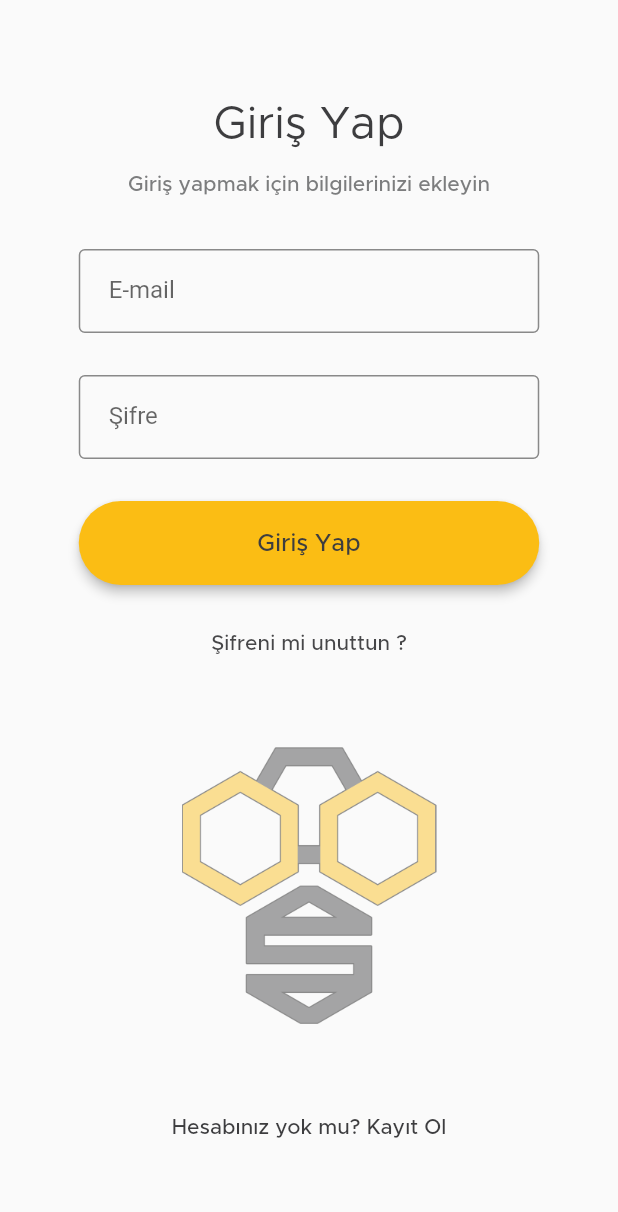
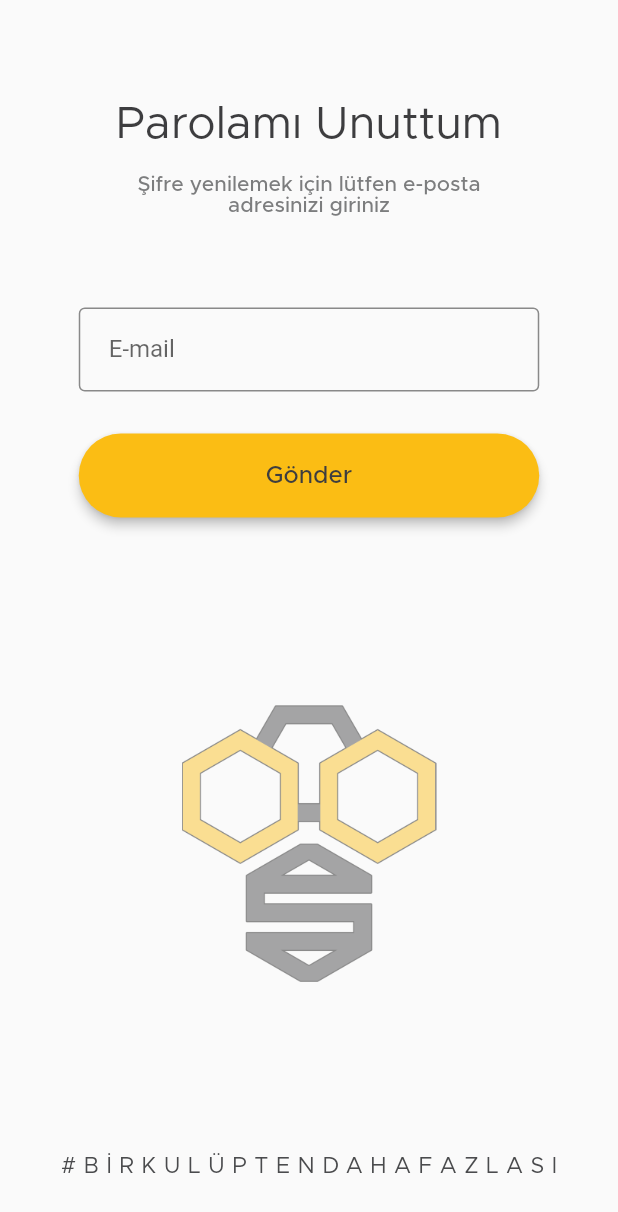
Before and after one commit to kadironer/FUTAG-Mobil-Uygulama, a Flutter app: the mainLoginScreen screen opened directly, after a tap on "Şifreni mi unuttun ?", on a phone screen of 412 x 824 dp. Shown: the top 1212 px of the screen. Run offline on Flutter 3.47's test engine with Material 2 defaults, Android fonts, the light colour scheme and no system bars.

Commit message:
Forgot Password yapıldı

```diff
--- /dev/null
+++ b/lib/forgotPasswordPage.dart
@@ -0,0 +1,132 @@
+import 'package:flutter/material.dart';
+
+class forgotPasswordPage extends StatefulWidget {
+  const forgotPasswordPage({Key? key}) : super(key: key);
+
+  @override
+  State<forgotPasswordPage> createState() => _forgotPasswordPageState();
+}
+
+class _forgotPasswordPageState extends State<forgotPasswordPage> {
+  @override
+  Widget build(BuildContext context) {
+    return Scaffold(
+      body: SingleChildScrollView(
+        child: Column(
+          children: [
+            Center(
+              child: Container(
+                child: Padding(
+                  padding: EdgeInsets.only(top: 68.0,bottom: 18.0),
+                  child: Text("Parolamı Unuttum",
+                    style: TextStyle(
+                      fontSize: 30,
+                      fontFamily: "Metropolis",
+                      color: Color(0xFF3D3D3F)
+                    ),
+                  ),
+                ),
+              ),
+            ),
+            Container(
+              child: Text("Şifre yenilemek için lütfen e-posta \nadresinizi giriniz",
+                textAlign: TextAlign.center,
+                style: TextStyle(
+                  color: Color(0xFF7C7D7E),
+                  fontFamily: "Metropolis",
+                  fontWeight: FontWeight.w500,
+                  fontSize: 14,
+                ),
+              ),
+            ),
+
+
+            Padding(
+              padding: EdgeInsets.only(top: 61.0),
+              child: SizedBox(
+                width: 307,
+                height: 56,
+                child: TextField(
+                  style: TextStyle(
+                    fontSize: 16,
+                  ),
+                  keyboardType: TextInputType.emailAddress,
+                  decoration: InputDecoration(
+                    contentPadding: EdgeInsets.all(20.0),
+                    hintText: "E-mail",
+                    fillColor: Color(0xFFF2F2F2),
+                    enabledBorder: OutlineInputBorder(
+                      borderSide: BorderSide(
+                        width: 1.0,
+                        color: Color(0xFF898989),
+                      ),
+                    ),
+                    focusedBorder: OutlineInputBorder(
+                        borderRadius: BorderRadius.all(Radius.circular(28.0)),
+                        borderSide: BorderSide(
+                          width: 1.0,
+                          color: Color(0xFF898989),
+                        )
+                    ),
+                  ),
+                ),
+              ),
+            ),
+
+
+            Padding(
+              padding:  EdgeInsets.only(top: 28.0),
+              child: Container(
+                width: 307,
+                height: 56,
+                child: ElevatedButton(
+                  style: ElevatedButton.styleFrom(
+                    shadowColor: Colors.black,
+                    elevation: 3,
+                    primary: Color(0xFFFBBD14),
+                    shape: RoundedRectangleBorder(
+                      borderRadius: BorderRadius.all(Radius.circular(28.0)),
+                    ),
+                  ),
+                  child: Text("Gönder",
+                    style:TextStyle(
+                      color: Color(0xFF3D3D3F),
+                      fontSize: 16,
+                      fontFamily: "Metropolis",
+                    ),
+                  ),
+                  onPressed: (){
+                  },
+                ),
+              ),
+            ),
+
+
+            Padding(
+              padding:  EdgeInsets.only(top: 125.0,bottom: 115.0),
+              child: Container(
+                width:170,
+                child: Image.asset("images/bottomTransLogo.png"),
+              ),
+            ),
+
+
+            Container(
+              child: Text("#BİRKULÜPTENDAHAFAZLASI",
+                style: TextStyle(
+                  fontSize: 15,
+                  color: Color(0xFF4A4B4D),
+                  fontFamily: "Metropolis",
+                  letterSpacing: 5.0,
+                ),
+              ),
+            ),
+
+
+
+          ],
+        ),
+      ),
+    );
+  }
+}
--- a/lib/loginScreen.dart
+++ b/lib/loginScreen.dart
@@ -1,5 +1,6 @@
 import 'package:flutter/material.dart';
 import 'package:futag/mainLoginScreen.dart';
+import 'package:futag/registerPage.dart';
 
 class loginScreen extends StatefulWidget {
   const loginScreen({Key? key}) : super(key: key);
@@ -41,8 +42,8 @@ class _loginScreenState extends State<loginScreen> {
                 padding:  EdgeInsets.only(top: 27.0,left:10.0,right: 10.0,bottom: 41.0),
                 child: Container(
                   child: Text("“Başarı, zaman içerisinde çok çalışmaya ve tutkuya "
-                      "bağlıdır. Eğer gerçekten çalışırsanız, uzun bir süre "
-                      "boyunca gerçekten çok çalışırsanız, karşılığını "
+                      "bağlıdır. Eğer gerçekten çalışırsanız, uzun bir süre \n"
+                      "boyunca gerçekten çok çalışırsanız, karşılığını\n"
                       "alacaksınız.” ",
                     textAlign: TextAlign.center,
                     style: TextStyle(
@@ -79,7 +80,7 @@ class _loginScreenState extends State<loginScreen> {
                     ),
                     ),
                     onPressed: (){
-                      Navigator.pushReplacement(context, MaterialPageRoute(builder: (context) => mainLoginScreen()));
+                      Navigator.push(context, MaterialPageRoute(builder: (context) => mainLoginScreen()));
                     },
                   ),
                 ),
@@ -114,7 +115,7 @@ class _loginScreenState extends State<loginScreen> {
                       ),
                     ),
                     onPressed: (){
-
+                      Navigator.push(context, MaterialPageRoute(builder: (context) => registerPage()));
                     },
                   ),
                 ),
--- a/lib/main.dart
+++ b/lib/main.dart
@@ -1,5 +1,7 @@
 import 'package:flutter/material.dart';
-import 'package:futag/registerPage.dart';
+import 'package:futag/loginScreen.dart';
+
+
 
 
 void main() {
@@ -12,9 +14,9 @@ class MyApp extends StatelessWidget {
   @override
   Widget build(BuildContext context) {
     return MaterialApp(
-      title: 'Flutter Demo',
+      title: 'FÜTAG',
       debugShowCheckedModeBanner: false,
-      home:  registerPage(),
+      home:  loginScreen(),
     );
   }
 }
--- a/lib/mainLoginScreen.dart
+++ b/lib/mainLoginScreen.dart
@@ -1,4 +1,5 @@
 import 'package:flutter/material.dart';
+import 'package:futag/forgotPasswordPage.dart';
 import 'package:futag/registerPage.dart';
 
 class mainLoginScreen extends StatefulWidget {
@@ -152,6 +153,7 @@ class _mainLoginScreenState extends State<mainLoginScreen> {
                     ),
                   ),
                   onPressed: (){
+                    Navigator.push(context, MaterialPageRoute(builder: (context) => forgotPasswordPage()));
                   },
                 ),
               ),
```
